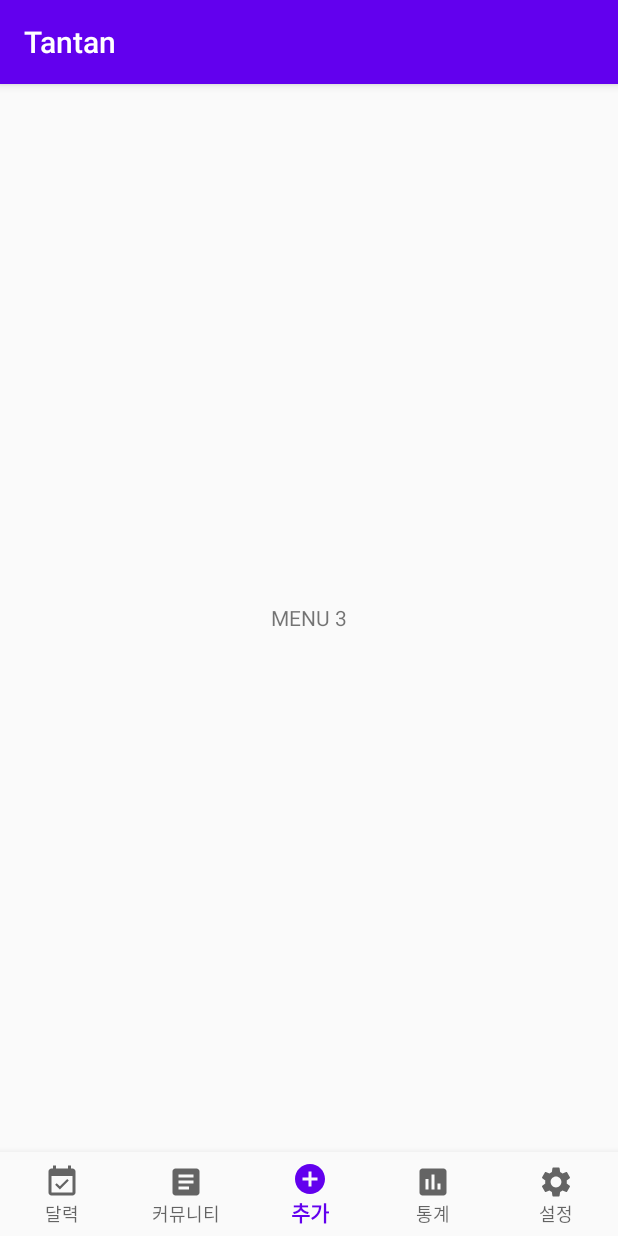
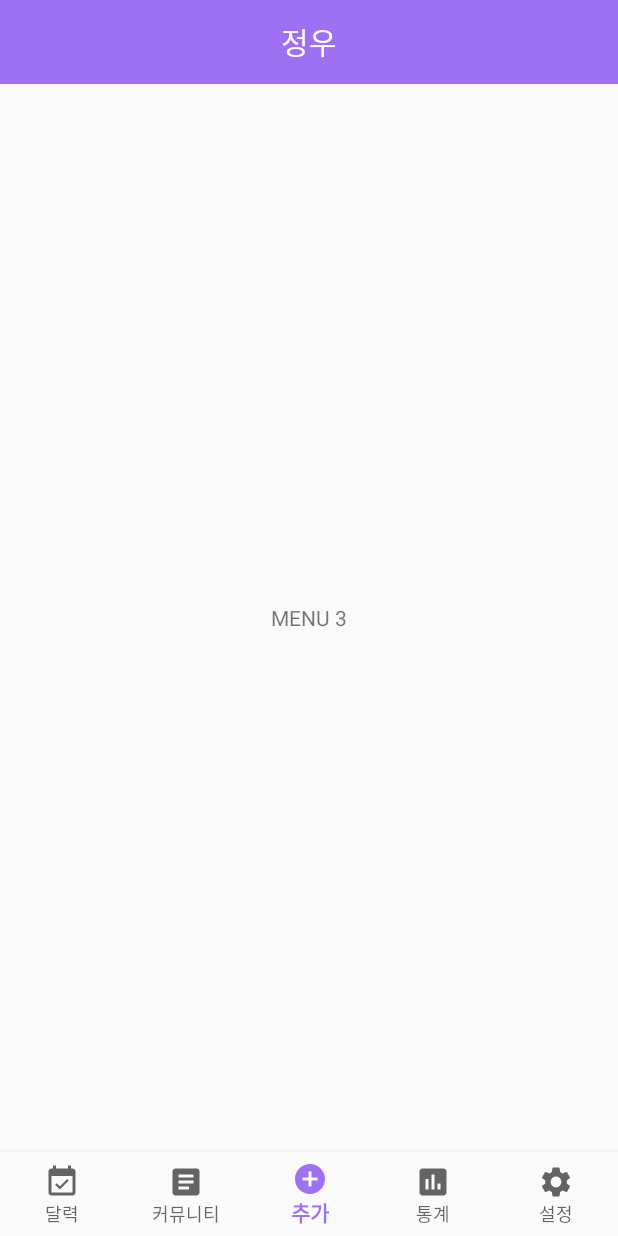
Before and after one commit to 971021hr/dandan_app_final, an Android app: the screen it shows after launch (MainActivity), item 3 of the bottom bar chosen, on a phone screen of 412 x 824 dp. Run offline under Robolectric (Android 15) with nearby library versions, the phone set to English and light mode, and no system bars; our stand-ins replace navigation-ui.

Commit message:
21.02.18 hr,sm 툴바 수정

```diff
--- a/app/src/main/java/com/example/tantan/MainActivity.java
+++ b/app/src/main/java/com/example/tantan/MainActivity.java
@@ -12,6 +12,7 @@ import androidx.navigation.ui.AppBarConfiguration;
 import androidx.navigation.ui.NavigationUI;
 import android.os.Bundle;
 import android.view.MenuItem;
+import android.support.v7.widget.Toolbar;
 
 public class MainActivity extends AppCompatActivity {
 
@@ -38,6 +39,9 @@ public class MainActivity extends AppCompatActivity {
         AppBarConfiguration appBarConfiguration = new AppBarConfiguration.Builder(
                 R.id.calendar, R.id.community, R.id.add, R.id.stats, R.id.setting)
                 .build();
+
+        Toolbar toolbar = (Toolbar)findViewById(R.id.toolbar);
+        setSupportActionBar(toolbar);
 
         // NavController navController = Navigation.findNavController(this, R.id.frame_layout);
         // NavigationUI.setupActionBarWithNavController(this, navController, appBarConfiguration);
--- a/app/src/main/res/layout/fragment_menu3.xml
+++ b/app/src/main/res/layout/fragment_menu3.xml
@@ -4,6 +4,25 @@
     android:orientation="vertical"
     android:layout_width="match_parent"
     android:layout_height="match_parent">
+
+    <android.support.v7.widget.Toolbar
+        android:id="@+id/toolbar"
+        android:layout_width="match_parent"
+        android:layout_height="wrap_content"
+        android:background="?attr/colorPrimary"
+        android:minHeight="?attr/actionBarSize"
+        android:theme="@style/Theme.Tantan">
+
+        <TextView
+            android:layout_width="wrap_content"
+            android:layout_height="wrap_content"
+            android:layout_gravity="center"
+            android:text="정우"
+            android:textSize="20dp"
+            android:textColor="@color/white">
+
+        </TextView>
+    </android.support.v7.widget.Toolbar>
 
     <TextView
         android:layout_width="match_parent"
--- a/app/src/main/res/values/colors.xml
+++ b/app/src/main/res/values/colors.xml
@@ -7,4 +7,7 @@
     <color name="teal_700">#FF018786</color>
     <color name="black">#FF000000</color>
     <color name="white">#FFFFFFFF</color>
+
+    <color name="purple_main">#8a51f2</color>
+    <color name="purple_sub">#9e70f2</color>
 </resources>
--- a/app/src/main/res/values/themes.xml
+++ b/app/src/main/res/values/themes.xml
@@ -1,9 +1,9 @@
 <resources xmlns:tools="http://schemas.android.com/tools">
     <!-- Base application theme. -->
-    <style name="Theme.Tantan" parent="Theme.AppCompat.Light.DarkActionBar">
+    <style name="Theme.Tantan" parent="Theme.AppCompat.Light.NoActionBar">
         <!-- Primary brand color. -->
-        <item name="colorPrimary">@color/purple_500</item>
-        <item name="colorPrimaryDark">@color/purple_700</item>
+        <item name="colorPrimary">@color/purple_sub</item>
+        <item name="colorPrimaryDark">@color/purple_main</item>
         <item name="colorAccent">@color/teal_200</item>
         <!-- Customize your theme here. -->
     </style>
```
